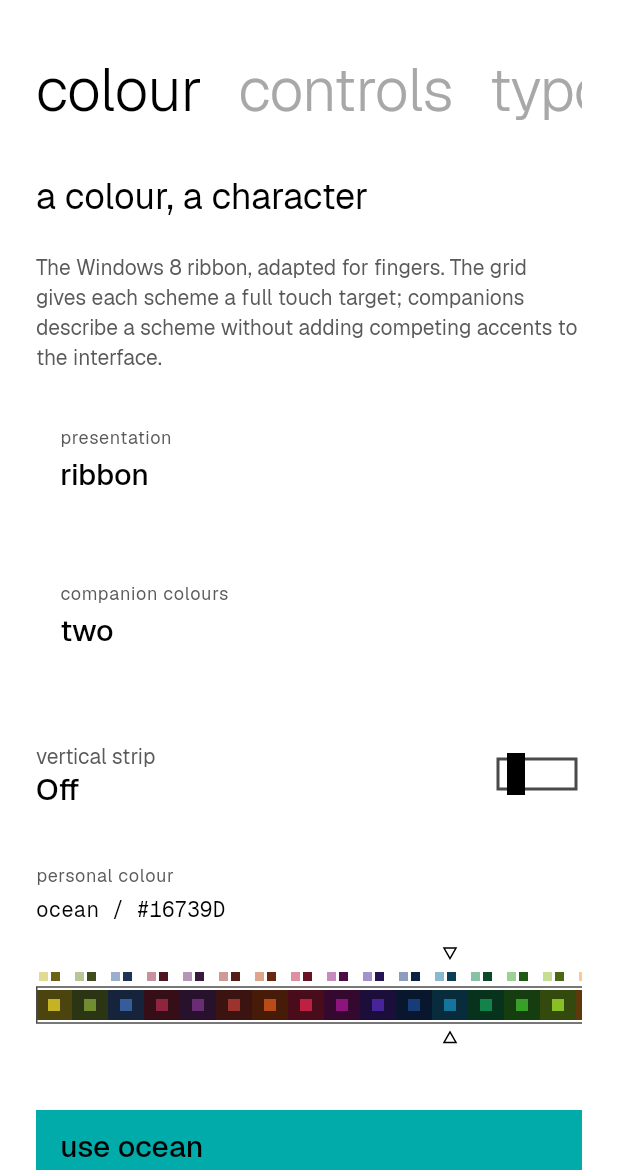
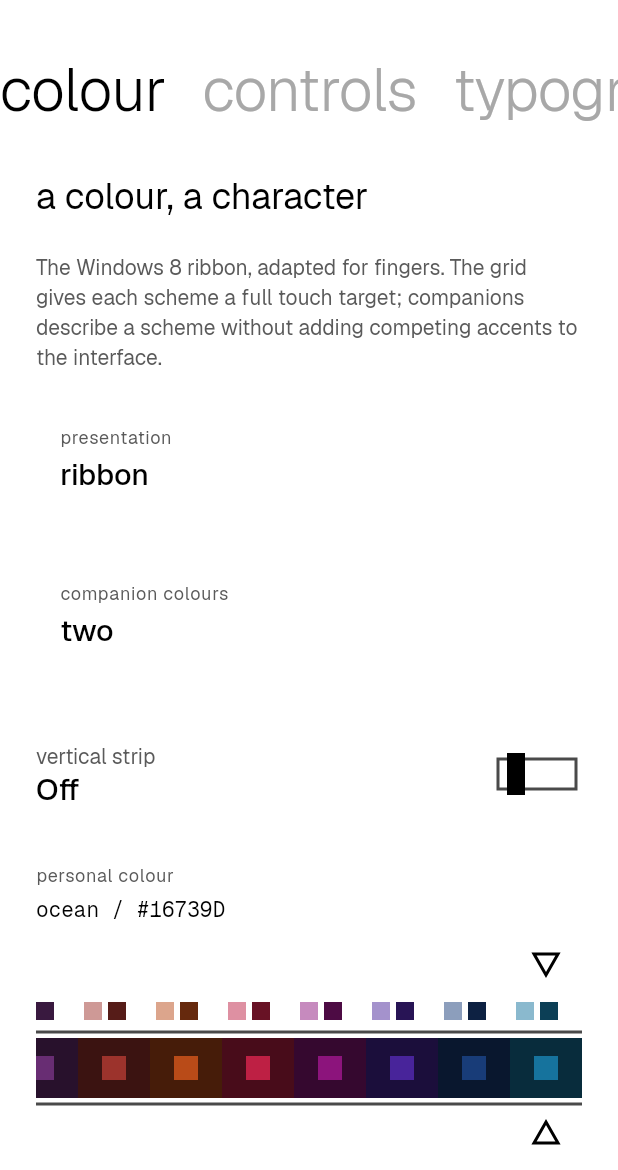
Before and after one commit to riffifi/brockmann-flutter, a Flutter app: the screen it shows after launch, after a tap on "light", after a tap on "colour", on a phone screen of 412 x 824 dp, the part 66-1236 px from its top. Run offline on Flutter 3.47's test engine with Material 3 defaults, Android fonts, the phone set to English and light mode, and no system bars; our stand-ins replace flutter_svg.

Commit message:
Enlarge mobile colour ribbon and extend showcase pivot to screen edges

```diff
--- a/example/lib/main.dart
+++ b/example/lib/main.dart
@@ -190,11 +190,13 @@ class _CatalogueState extends State<Catalogue> {
   @override
   Widget build(BuildContext context) {
     final header = Padding(
-      padding: const EdgeInsets.fromLTRB(24, 12, 24, 0),
+      padding: const EdgeInsets.only(top: 12),
       child: Column(
         crossAxisAlignment: CrossAxisAlignment.stretch,
         children: [
-          Row(
+          Padding(
+            padding: const EdgeInsets.symmetric(horizontal: 24),
+            child: Row(
               children: [
                 const Expanded(
                   child: BrockmannText(
@@ -208,6 +210,7 @@ class _CatalogueState extends State<Catalogue> {
                   onPressed: widget.onLight,
                 ),
               ],
+            ),
           ),
           const SizedBox(height: 12),
           BrockmannPivot(
--- a/lib/src/palette.dart
+++ b/lib/src/palette.dart
@@ -76,7 +76,7 @@ List<BrockmannColorScheme> windows8Palette() {
       .toList(growable: false);
 }
 
-/// A touch-sized grid by default. The dense ribbon is an explicit legacy variant.
+/// Touch-sized colour schemes, including a scaled Windows 8 ribbon.
 class BrockmannColorPicker extends StatefulWidget {
   const BrockmannColorPicker({
     super.key,
@@ -123,7 +123,7 @@ class _BrockmannColorPickerState extends State<BrockmannColorPicker> {
   }
 
   double get _step =>
-      widget.variant == BrockmannPaletteVariant.ribbon ? 24 : 56;
+      widget.variant == BrockmannPaletteVariant.ribbon ? 48 : 56;
   void _reveal() {
     if (!mounted ||
         widget.variant == BrockmannPaletteVariant.grid ||
@@ -213,6 +213,8 @@ class _BrockmannColorPickerState extends State<BrockmannColorPicker> {
               final columns = grid
                   ? math.max(1, (b.maxWidth / 56).floor())
                   : widget.schemes.length;
+              final ribbon = widget.variant == BrockmannPaletteVariant.ribbon;
+              final crossExtent = ribbon ? 176.0 : 88.0;
               final size = grid
                   ? Size(
                       columns * 56,
@@ -220,10 +222,10 @@ class _BrockmannColorPickerState extends State<BrockmannColorPicker> {
                     )
                   : vertical
                   ? Size(
-                      math.min(b.maxWidth, 144),
+                      math.min(b.maxWidth, ribbon ? 288 : 144),
                       widget.schemes.length * _step,
                     )
-                  : Size(widget.schemes.length * _step, 88);
+                  : Size(widget.schemes.length * _step, crossExtent);
               final visual = BrockmannMotion(
                 value: _selected.toDouble(),
                 milliseconds: 180,
@@ -260,7 +262,7 @@ class _BrockmannColorPickerState extends State<BrockmannColorPicker> {
                         : Row(
                             children: [
                               for (var i = 0; i < widget.schemes.length; i++)
-                                _cell(i, Size(_step, 88)),
+                                _cell(i, Size(_step, crossExtent)),
                             ],
                           ),
                   ),
@@ -269,7 +271,7 @@ class _BrockmannColorPickerState extends State<BrockmannColorPicker> {
               return grid
                   ? Align(alignment: Alignment.centerLeft, child: visual)
                   : SizedBox(
-                      height: vertical ? widget.verticalExtent : 88,
+                      height: vertical ? widget.verticalExtent : crossExtent,
                       child: SingleChildScrollView(
                         controller: _scroll,
                         scrollDirection: widget.axis,
@@ -303,6 +305,16 @@ class _PalettePainter extends CustomPainter {
   Color muted(Color c) => enabled ? c : Color.lerp(c, theme.background, .65)!;
   @override
   void paint(Canvas c, Size size) {
+    c.save();
+    if (variant == BrockmannPaletteVariant.ribbon) {
+      c.scale(2);
+      size = Size(size.width / 2, size.height / 2);
+    }
+    _paint(c, size);
+    c.restore();
+  }
+
+  void _paint(Canvas c, Size size) {
     final ribbon = variant == BrockmannPaletteVariant.ribbon,
         grid = variant == BrockmannPaletteVariant.grid;
     final step = ribbon ? 24.0 : 56.0;
```
Also changed, not shown: 5 other files. Lines whose indentation alone changed are shown as unchanged.
